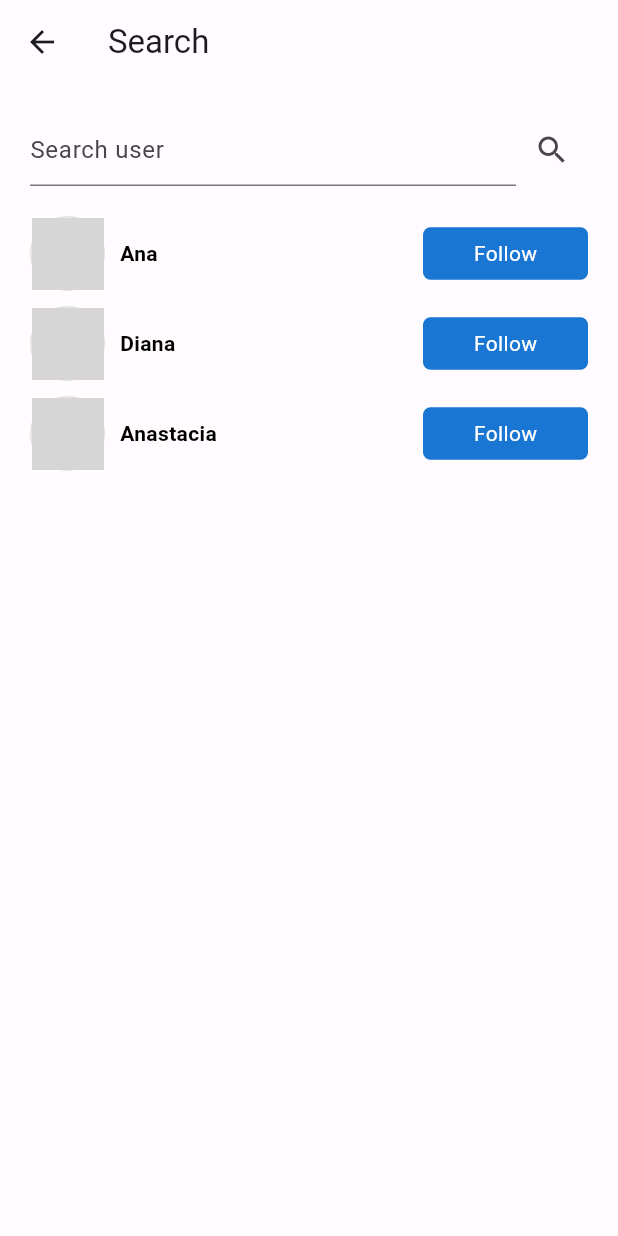
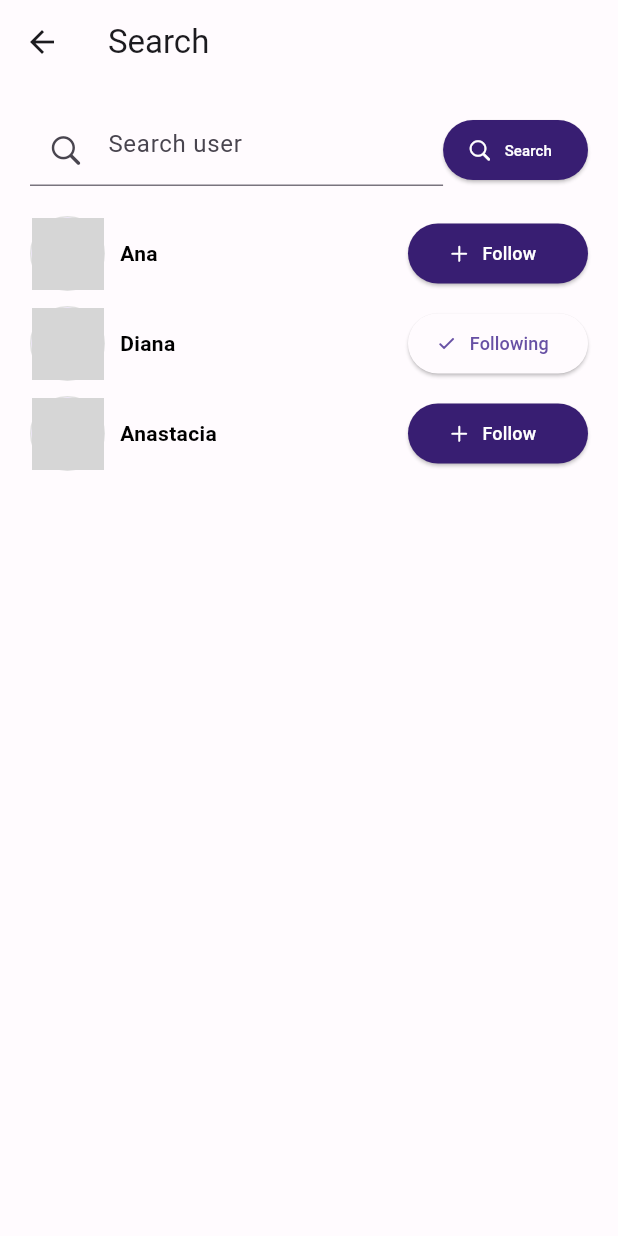
Before and after one commit to urielduana/SnapSnap, a Flutter app: the SearchScreen screen opened directly, on a phone screen of 412 x 824 dp. Run offline on Flutter 3.47's test engine with Material 2 defaults, Android fonts, the phone set to English and light mode, and no system bars; our stand-ins replace carousel_slider, dio, flutter_secure_storage, flutter_slidable, image_picker; missing offline and left inert: flutter_storage_path; accounts and stored records are empty; network calls fail; grey boxes are pictures that could not be loaded.

Commit message:
Search buttons fixes

```diff
--- a/lib/screens/search/search_screen.dart
+++ b/lib/screens/search/search_screen.dart
@@ -1,3 +1,4 @@
+import 'package:flutter/cupertino.dart';
 import 'package:flutter/material.dart';
 
 class SearchScreen extends StatelessWidget {
@@ -8,42 +9,68 @@ class SearchScreen extends StatelessWidget {
   ];
 
   final List<String> users = ['Ana', 'Diana', 'Anastacia'];
+  final List<String> usernames = ['@ana', '@diana', '@anastacia'];
+  final List<bool> isFollowing = [false, true, false];
+
+  @override
+
+  //  function to follow or unfollow a user
+  void followUser(int index) {
+    print('Follow user $index');
+  }
+
+  void unfollowUser(int index) {
+    print('Unfollow user $index');
+  }
+
+  void openProfile(int index) {
+    print('Open profile $index');
+  }
 
   @override
   Widget build(BuildContext context) {
     return Scaffold(
       appBar: AppBar(
-        title: Text('Search'),
+        title: const Text('Search'),
       ),
       body: Padding(
-        padding: EdgeInsets.all(20.0),
+        padding: const EdgeInsets.all(20.0),
         child: Column(
           children: [
             Row(
               children: [
-                Expanded(
+                const Expanded(
                   child: TextField(
                     decoration: InputDecoration(
+                      prefixIcon: Icon(CupertinoIcons.search),
                       hintText: 'Search user',
                     ),
                   ),
                 ),
-                IconButton(
-                  icon: Icon(Icons.search),
+                ElevatedButton.icon(
+                  style: ElevatedButton.styleFrom(
+                    backgroundColor: const Color(0xFF381E72),
+                  ),
                   onPressed: () {
                     // Lógica de búsqueda
                     FocusScope.of(context).unfocus();
                   },
-                ),
+                  icon: const Icon(CupertinoIcons.search,
+                      color: Colors.white, size: 17),
+                  label: const Text(
+                    'Search',
+                    style: TextStyle(color: Colors.white, fontSize: 10),
+                  ),
+                )
               ],
             ),
-            SizedBox(height: 20.0),
+            const SizedBox(height: 20.0),
             ListView.builder(
               shrinkWrap: true,
               itemCount: profileImgUrls.length,
               itemBuilder: (BuildContext context, int index) {
                 return Container(
-                  margin: EdgeInsets.only(bottom: 10.0),
+                  margin: const EdgeInsets.only(bottom: 10.0),
                   child: Row(
                     mainAxisAlignment: MainAxisAlignment.spaceBetween,
                     children: [
@@ -59,35 +86,51 @@ class SearchScreen extends StatelessWidget {
                                 width: 1,
                               ),
                             ),
-                            child: ClipRRect(
-                              borderRadius: BorderRadius.circular(50),
-                              child: Image.network(profileImgUrls[index]),
+                            child: CircleAvatar(
+                              backgroundImage:
+                                  NetworkImage(profileImgUrls[index]),
                             ),
                           ),
-                          SizedBox(width: 10),
+                          const SizedBox(width: 10),
                           Text(
                             users[index],
-                            style: TextStyle(
+                            style: const TextStyle(
                               color: Colors.black,
                               fontWeight: FontWeight.bold,
                             ),
                           ),
                         ],
                       ),
-                      Container(
-                        height: 35,
-                        width: 110,
-                        decoration: BoxDecoration(
-                          color: Colors.blue[700],
-                          borderRadius: BorderRadius.circular(5),
-                        ),
-                        child: Center(
-                          child: Text(
-                            'Follow',
-                            style: TextStyle(color: Colors.white),
-                          ),
-                        ),
-                      ),
+                      if (isFollowing[index])
+                        ElevatedButton.icon(
+                            style: ElevatedButton.styleFrom(
+                              fixedSize: const Size(120, 30),
+                            ),
+                            onPressed: () {
+                              unfollowUser(index);
+                            },
+                            icon: const Icon(
+                              CupertinoIcons.checkmark_alt,
+                              size: 15,
+                            ),
+                            label: const Text(
+                              'Following',
+                              style: TextStyle(fontSize: 12),
+                            ))
+                      else
+                        ElevatedButton.icon(
+                            style: ElevatedButton.styleFrom(
+                              fixedSize: const Size(120, 30),
+                              backgroundColor: const Color(0xFF381E72),
+                            ),
+                            onPressed: () {
+                              followUser(index);
+                            },
+                            icon: const Icon(CupertinoIcons.add,
+                                size: 15, color: Colors.white),
+                            label: const Text('Follow',
+                                style: TextStyle(
+                                    color: Colors.white, fontSize: 12)))
                     ],
                   ),
                 );
```
